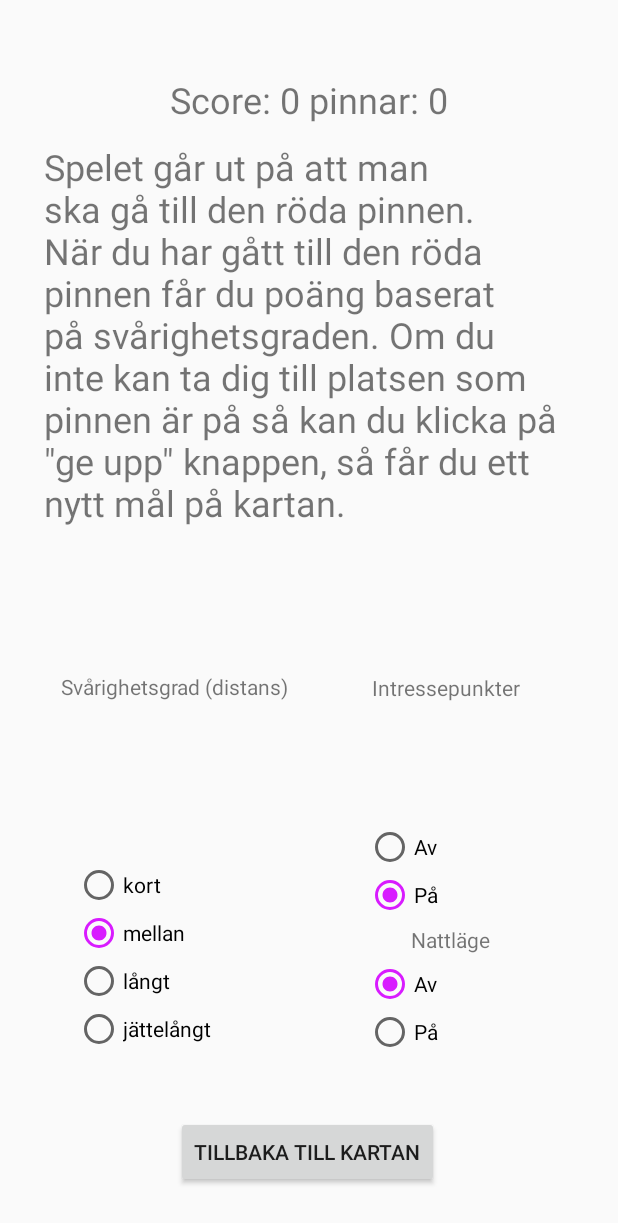
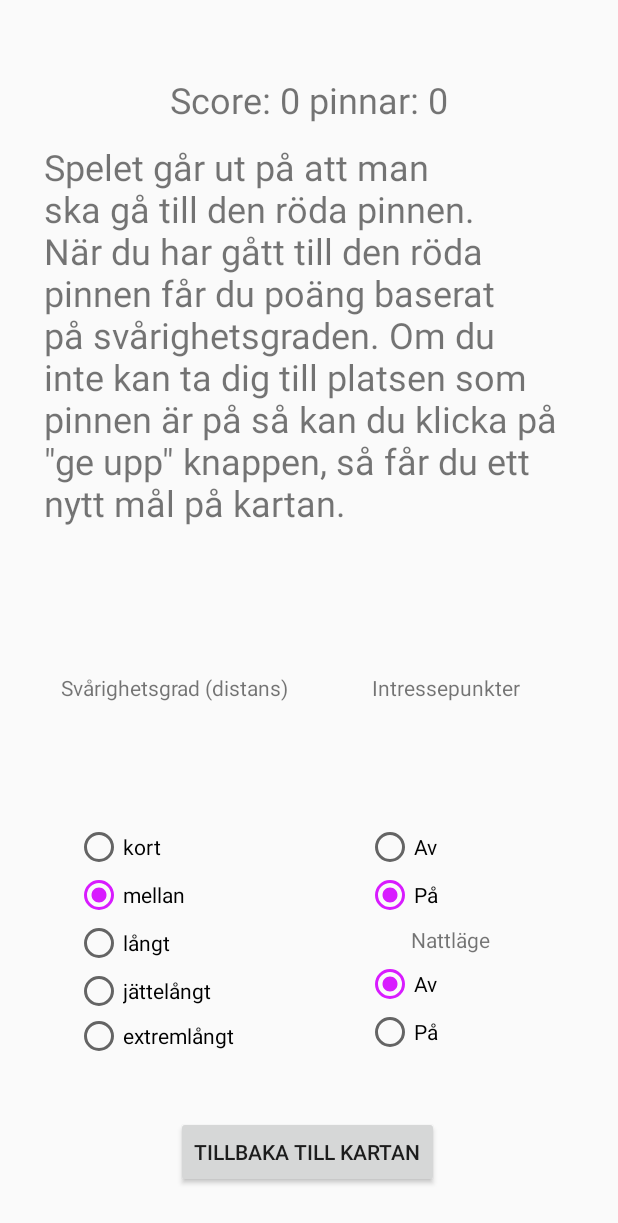
Before and after one commit to Joelpizza/appdev, an Android app: the screen it shows after launch (infopage), after a tap on "INFO", on a phone screen of 412 x 824 dp. Shown: the top 1223 px of the screen. Run offline under Robolectric (Android 15) with nearby library versions, the phone set to English and light mode, and no system bars.

Commit message:
lade till extrem svårighetsgrad ~<2mil

```diff
--- a/app/src/main/res/layout/activity_infopage.xml
+++ b/app/src/main/res/layout/activity_infopage.xml
@@ -50,7 +50,7 @@
         android:layout_marginStart="25dp"
         android:layout_marginTop="20dp"
         android:layout_marginEnd="20dp"
-        android:layout_marginBottom="33dp"
+        android:layout_marginBottom="7dp"
         android:text="Svårighetsgrad (distans)"
         app:layout_constraintBottom_toTopOf="@+id/radioGroup"
         app:layout_constraintEnd_toStartOf="@+id/textView4"
@@ -60,7 +60,7 @@
     <RadioGroup
         android:id="@+id/radioGroup"
         android:layout_width="118dp"
-        android:layout_height="130dp"
+        android:layout_height="155dp"
         android:layout_marginStart="50dp"
         android:layout_marginBottom="40dp"
         app:layout_constraintBottom_toTopOf="@+id/button2"
@@ -93,6 +93,13 @@
             android:layout_height="wrap_content"
             android:onClick="onRadioButtonClicked"
             android:text="jättelångt" />
+
+        <RadioButton
+            android:id="@+id/radioButton9"
+            android:layout_width="match_parent"
+            android:layout_height="wrap_content"
+            android:onClick="onRadioButtonClicked"
+            android:text="extremlångt" />
     </RadioGroup>
 
     <TextView
```
Also changed, not shown: app/src/main/java/com/example/skattjakt/MapsActivity.java (+9 -3 lines), app/src/main/java/com/example/skattjakt/infopage.java (+8 -1 lines).
